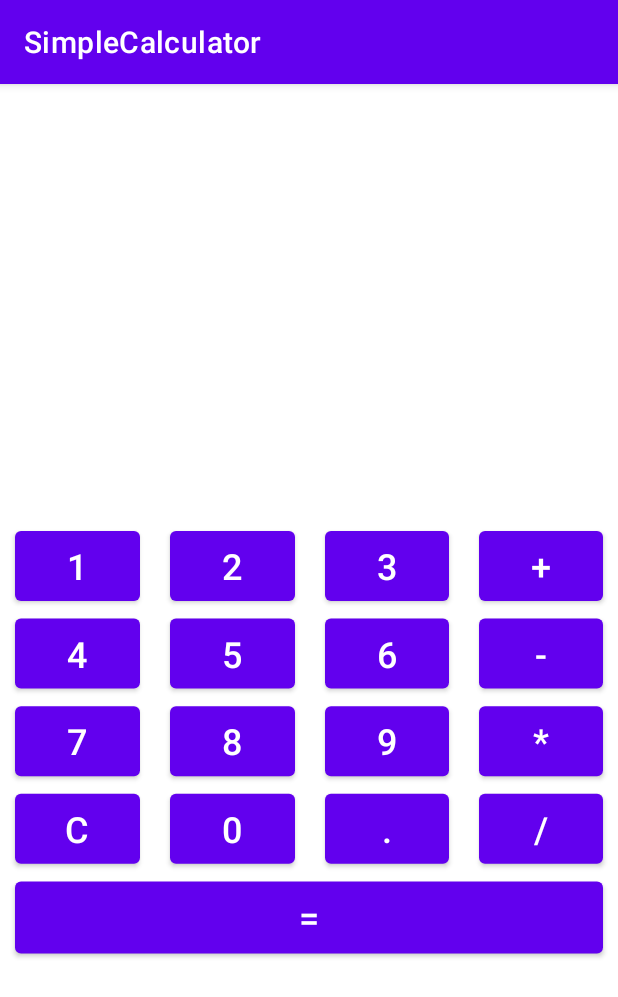
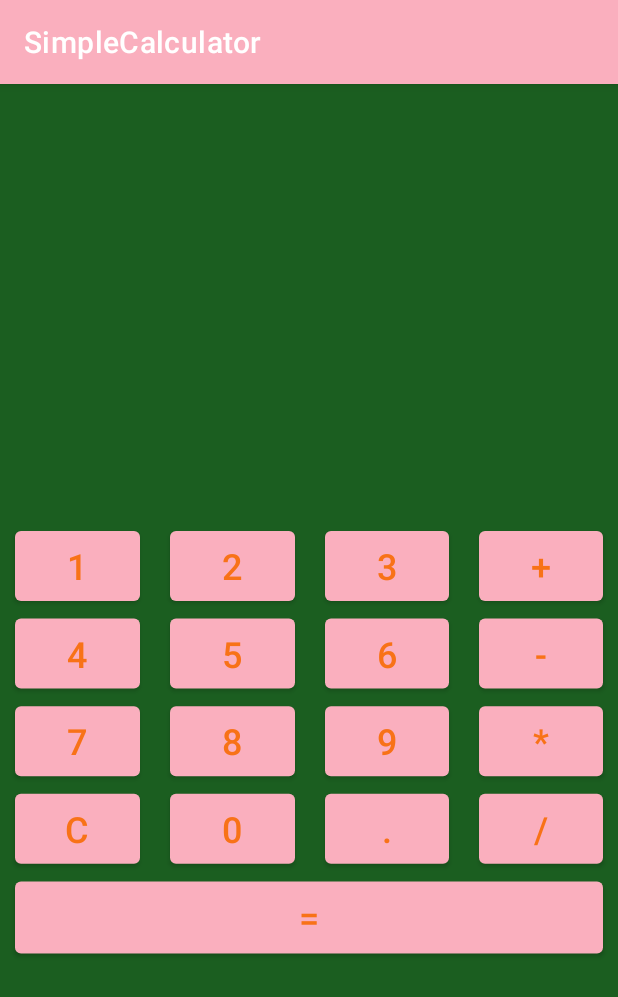
Before and after one commit to JuanPabloSGU/SEG2105-Lab0, an Android app: the MainActivity screen opened directly, with no data from a screen before it, on a phone screen of 412 x 824 dp. Shown: the top 997 px of the screen. Run offline under Robolectric (Android 15) with nearby library versions, the phone set to English and light mode, and no system bars.

Commit message:
dog colours

```diff
--- a/SimpleCalculator/app/src/main/res/layout/activity_main.xml
+++ b/SimpleCalculator/app/src/main/res/layout/activity_main.xml
@@ -4,6 +4,7 @@
     xmlns:tools="http://schemas.android.com/tools"
     android:layout_width="match_parent"
     android:layout_height="match_parent"
+    android:background="@color/green"
     tools:context=".MainActivity">
 
     <RelativeLayout
@@ -29,6 +30,7 @@
                 android:layout_height="wrap_content"
                 android:gravity="right|bottom"
                 android:text=""
+                android:textColor= "@color/Pumpkin_Orange"
                 android:textAlignment="gravity"
                 android:textIsSelectable="false"
                 android:textSize="50sp" />
--- a/SimpleCalculator/app/src/main/res/values/themes.xml
+++ b/SimpleCalculator/app/src/main/res/values/themes.xml
@@ -2,11 +2,11 @@
     <!-- Base application theme. -->
     <style name="Theme.SimpleCalculator" parent="Theme.MaterialComponents.DayNight.DarkActionBar">
         <!-- Primary brand color. -->
-        <item name="colorPrimary">@color/purple_500</item>
-        <item name="colorPrimaryVariant">@color/purple_700</item>
-        <item name="colorOnPrimary">@color/white</item>
+        <item name="colorPrimary">@color/Pink</item>
+        <item name="colorPrimaryVariant">@color/Pink</item>
+        <item name="colorOnPrimary">@color/Pumpkin_Orange</item>
         <!-- Secondary brand color. -->
-        <item name="colorSecondary">@color/teal_200</item>
+        <item name="colorSecondary">@color/green</item>
         <item name="colorSecondaryVariant">@color/teal_700</item>
         <item name="colorOnSecondary">@color/black</item>
         <!-- Status bar color. -->
```
Also changed, not shown: SimpleCalculator/app/src/main/res/values/colors.xml (+15 -0 lines).
